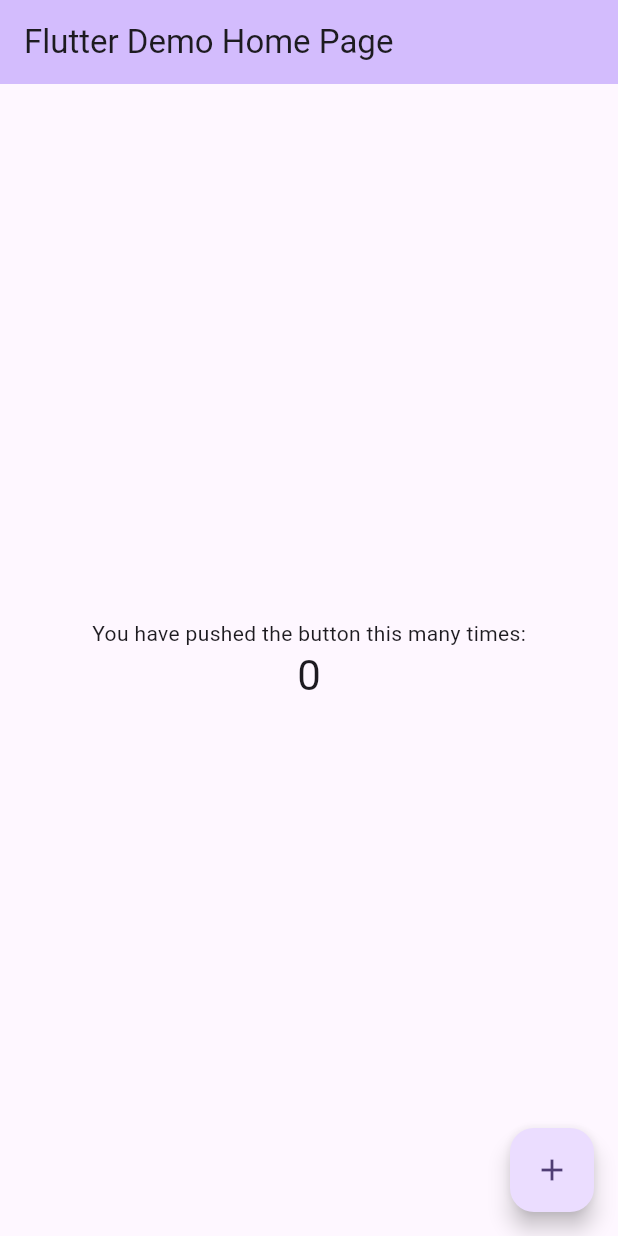
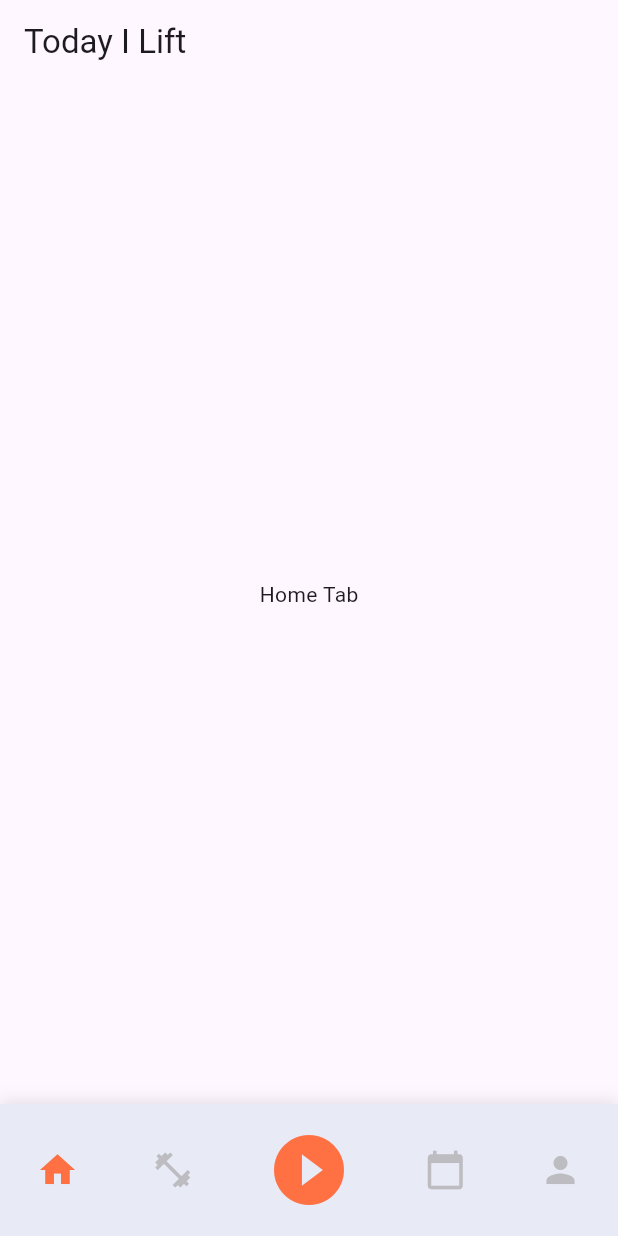
Before and after one commit to touchtt0205/Today-I-Lift, a Flutter app: the screen it shows after launch, on a phone screen of 412 x 824 dp. Run offline on Flutter 3.47's test engine with Material 3 defaults, Android fonts, the phone set to English and light mode, and no system bars.

Commit message:
chore: add bottom navigation skeleton
(cherry picked from commit 9b3032a1f3a9e62d41498a8ceb37688deb0bf215)

```diff
--- /dev/null
+++ b/lib/app/app.dart
@@ -0,0 +1,17 @@
+import 'package:flutter/material.dart';
+import 'app_scaffold.dart';
+
+class TodayILiftApp extends StatelessWidget {
+  const TodayILiftApp({super.key});
+
+  @override
+  Widget build(BuildContext context) {
+    return MaterialApp(
+      title: 'Today I Lift',
+      theme: ThemeData(
+        primarySwatch: Colors.blue,
+      ),
+      home: const AppScaffold(),
+    );
+  }
+}
--- /dev/null
+++ b/lib/app/app_scaffold.dart
@@ -0,0 +1,41 @@
+import 'package:flutter/material.dart';
+import '../shared/widgets/bottom_nav_bar.dart';
+
+class AppScaffold extends StatefulWidget {
+  const AppScaffold({super.key});
+
+  @override
+  State<AppScaffold> createState() => _AppScaffoldState();
+}
+
+class _AppScaffoldState extends State<AppScaffold> {
+  int _currentIndex = 0;
+
+  final List<Widget> _pages = const [
+    Center(child: Text('Home Tab')),        // index 0 - Home
+    Center(child: Text('Workout Tab')),     // index 1 - Workout
+    Center(child: Text('Play Tab')),        // index 2 - Play (กลาง)
+    Center(child: Text('Calendar Tab')),    // index 3 - Calendar
+    Center(child: Text('Profile Tab')),     // index 4 - Profile
+  ];
+
+  void _onTap(int index) {
+    setState(() {
+      _currentIndex = index;
+    });
+  }
+
+  @override
+  Widget build(BuildContext context) {
+    return Scaffold(
+      appBar: AppBar(
+        title: const Text('Today I Lift'),
+      ),
+      body: _pages[_currentIndex],
+      bottomNavigationBar: BottomNavBar(
+        currentIndex: _currentIndex,
+        onTap: _onTap,
+      ),
+    );
+  }
+}
--- a/lib/main.dart
+++ b/lib/main.dart
@@ -1,120 +1,6 @@
 import 'package:flutter/material.dart';
+import 'app/app.dart';
 
 void main() {
-  runApp(const MyApp());
+  runApp(const TodayILiftApp());
 }
-
-class MyApp extends StatelessWidget {
-  const MyApp({super.key});
-  // This widget is the root of your application.
-  @override
-  Widget build(BuildContext context) {
-    return MaterialApp(
-      title: 'Flutter Demo',
-      theme: ThemeData(
-        // This is the theme of your application.
-        //
-        // TRY THIS: Try running your application with "flutter run". You'll see
-        // the application has a purple toolbar. Then, without quitting the app,
-        // try changing the seedColor in the colorScheme below to Colors.green
-        // and then invoke "hot reload" (save your changes or press the "hot
-        // reload" button in a Flutter-supported IDE, or press "r" if you used
-        // the command line to start the app).
-        //
-        // Notice that the counter didn't reset back to zero; the application
-        // state is not lost during the reload. To reset the state, use hot
-        // restart instead.
-        //
-        // This works for code too, not just values: Most code changes can be
-        // tested with just a hot reload.
-        colorScheme: .fromSeed(seedColor: Colors.deepPurple),
-      ),
-      home: const MyHomePage(title: 'Flutter Demo Home Page'),
-    );
-  }
-}
-
-class MyHomePage extends StatefulWidget {
-  const MyHomePage({super.key, required this.title});
-  // This widget is the home page of your application. It is stateful, meaning
-  // that it has a State object (defined below) that contains fields that affect
-  // how it looks.
-
-  // This class is the configuration for the state. It holds the values (in this
-  // case the title) provided by the parent (in this case the App widget) and
-  // used by the build method of the State. Fields in a Widget subclass are
-  // always marked "final".
-
-  final String title;
-
-  @override
-  State<MyHomePage> createState() => _MyHomePageState();
-}
-
-class _MyHomePageState extends State<MyHomePage> {
-  int _counter = 0;
-
-  void _incrementCounter() {
-    setState(() {
-      // This call to setState tells the Flutter framework that something has
-      // changed in this State, which causes it to rerun the build method below
-      // so that the display can reflect the updated values. If we changed
-      // _counter without calling setState(), then the build method would not be
-      // called again, and so nothing would appear to happen.
-      _counter++;
-    });
-  }
-
-  @override
-  Widget build(BuildContext context) {
-    // This method is rerun every time setState is called, for instance as done
-    // by the _incrementCounter method above.
-    //
-    // The Flutter framework has been optimized to make rerunning build methods
-    // fast, so that you can just rebuild anything that needs updating rather
-    // than having to individually change instances of widgets.
-    return Scaffold(
-      appBar: AppBar(
-        // TRY THIS: Try changing the color here to a specific color (to
-        // Colors.amber, perhaps?) and trigger a hot reload to see the AppBar
-        // change color while the other colors stay the same.
-        backgroundColor: Theme.of(context).colorScheme.inversePrimary,
-        // Here we take the value from the MyHomePage object that was created by
-        // the App.build method, and use it to set our appbar title.
-        title: Text(widget.title),
-      ),
-      body: Center(
-        // Center is a layout widget. It takes a single child and positions it
-        // in the middle of the parent.
-        child: Column(
-          // Column is also a layout widget. It takes a list of children and
-          // arranges them vertically. By default, it sizes itself to fit its
-          // children horizontally, and tries to be as tall as its parent.
-          //
-          // Column has various properties to control how it sizes itself and
-          // how it positions its children. Here we use mainAxisAlignment to
-          // center the children vertically; the main axis here is the vertical
-          // axis because Columns are vertical (the cross axis would be
-          // horizontal).
-          //
-          // TRY THIS: Invoke "debug painting" (choose the "Toggle Debug Paint"
-          // action in the IDE, or press "p" in the console), to see the
-          // wireframe for each widget.
-          mainAxisAlignment: .center,
-          children: [
-            const Text('You have pushed the button this many times:'),
-            Text(
-              '$_counter',
-              style: Theme.of(context).textTheme.headlineMedium,
-            ),
-          ],
-        ),
-      ),
-      floatingActionButton: FloatingActionButton(
-        onPressed: _incrementCounter,
-        tooltip: 'Increment',
-        child: const Icon(Icons.add),
-      ),
-    );
-  }
-}
--- /dev/null
+++ b/lib/shared/widgets/bottom_nav_bar.dart
@@ -0,0 +1,72 @@
+import 'package:flutter/material.dart';
+
+class BottomNavBar extends StatelessWidget {
+  final int currentIndex;
+  final ValueChanged<int> onTap;
+
+  const BottomNavBar({
+    super.key,
+    required this.currentIndex,
+    required this.onTap,
+  });
+
+  @override
+  Widget build(BuildContext context) {
+    return Container(
+      decoration: BoxDecoration(
+        color: const Color(0xFFE8EAF6),
+        boxShadow: [
+          BoxShadow(
+            color: Colors.black.withOpacity(0.1),
+            blurRadius: 8,
+            offset: const Offset(0, -2),
+          ),
+        ],
+      ),
+      child: SafeArea(
+        child: Padding(
+          padding: const EdgeInsets.symmetric(vertical: 8.0),
+          child: Row(
+            mainAxisAlignment: MainAxisAlignment.spaceAround,
+            children: [
+              _buildNavItem(icon: Icons.home, index: 0),
+              _buildNavItem(icon: Icons.fitness_center, index: 1),
+              _buildNavItem(
+                icon: Icons.play_circle_filled,
+                index: 2,
+                isLarge: true,
+              ),
+              _buildNavItem(icon: Icons.calendar_today, index: 3),
+              _buildNavItem(icon: Icons.person, index: 4),
+            ],
+          ),
+        ),
+      ),
+    );
+  }
+
+  Widget _buildNavItem({
+    required IconData icon,
+    required int index,
+    bool isLarge = false,
+  }) {
+    final bool isSelected = currentIndex == index;
+
+    return GestureDetector(
+      onTap: () => onTap(index),
+      behavior: HitTestBehavior.opaque,
+      child: Container(
+        padding: const EdgeInsets.all(8),
+        child: Icon(
+          icon,
+          size: isLarge ? 56 : 28,
+          color: index == 2
+              ? const Color(0xFFFF7043) // ปุ่ม Play สีส้มตลอด
+              : (isSelected
+                    ? const Color(0xFFFF7043)
+                    : Colors.grey.withOpacity(0.6)),
+        ),
+      ),
+    );
+  }
+}
```
